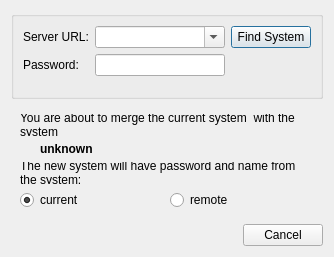
This is client/src/ui/dialogs/merge_systems_dialog.ui in networkoptix/nx_open as Qt 5 draws it before an edit. The edited form follows.
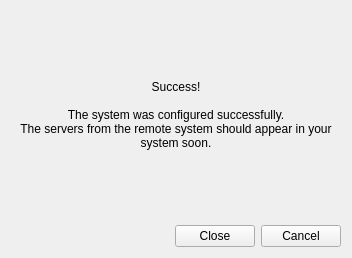
This is the edited form. The open tabs and pages were chosen to show the change. Custom widgets are drawn as their Qt base class.

Commit message:
add final page to merge systems dialog
<==== Mercurial data ====>
Branch: merge_systems

```diff
--- a/client/src/ui/dialogs/merge_systems_dialog.ui
+++ b/client/src/ui/dialogs/merge_systems_dialog.ui
@@ -6,8 +6,8 @@
    <rect>
     <x>0</x>
     <y>0</y>
-    <width>334</width>
-    <height>257</height>
+    <width>352</width>
+    <height>258</height>
    </rect>
   </property>
   <property name="windowTitle">
@@ -15,6 +15,25 @@
   </property>
   <layout class="QVBoxLayout" name="verticalLayout">
    <item>
+    <widget class="QStackedWidget" name="stackedWidget">
+     <property name="currentIndex">
+      <number>0</number>
+     </property>
+     <widget class="QWidget" name="configurationPage">
+      <layout class="QVBoxLayout" name="verticalLayout_4">
+       <property name="leftMargin">
+        <number>0</number>
+       </property>
+       <property name="topMargin">
+        <number>0</number>
+       </property>
+       <property name="rightMargin">
+        <number>0</number>
+       </property>
+       <property name="bottomMargin">
+        <number>0</number>
+       </property>
+       <item>
     <widget class="QGroupBox" name="credentialsGroupBox">
      <property name="title">
       <string/>
@@ -161,13 +180,37 @@
      </property>
     </spacer>
    </item>
+      </layout>
+     </widget>
+     <widget class="QWidget" name="finalPage">
+      <layout class="QVBoxLayout" name="verticalLayout_6">
+       <item>
+        <widget class="QLabel" name="label">
+         <property name="text">
+          <string>Success!
+
+The system was configured successfully.
+The servers from the remote system should appear in your system soon.</string>
+         </property>
+         <property name="alignment">
+          <set>Qt::AlignCenter</set>
+         </property>
+         <property name="wordWrap">
+          <bool>true</bool>
+         </property>
+        </widget>
+       </item>
+      </layout>
+     </widget>
+    </widget>
+   </item>
    <item>
     <widget class="QnDialogButtonBox" name="buttonBox">
      <property name="orientation">
       <enum>Qt::Horizontal</enum>
      </property>
      <property name="standardButtons">
-      <set>QDialogButtonBox::Cancel</set>
+      <set>QDialogButtonBox::Cancel|QDialogButtonBox::Close</set>
      </property>
     </widget>
    </item>
```
Lines whose indentation alone changed are shown as unchanged. The commit also changes 1 other file.
